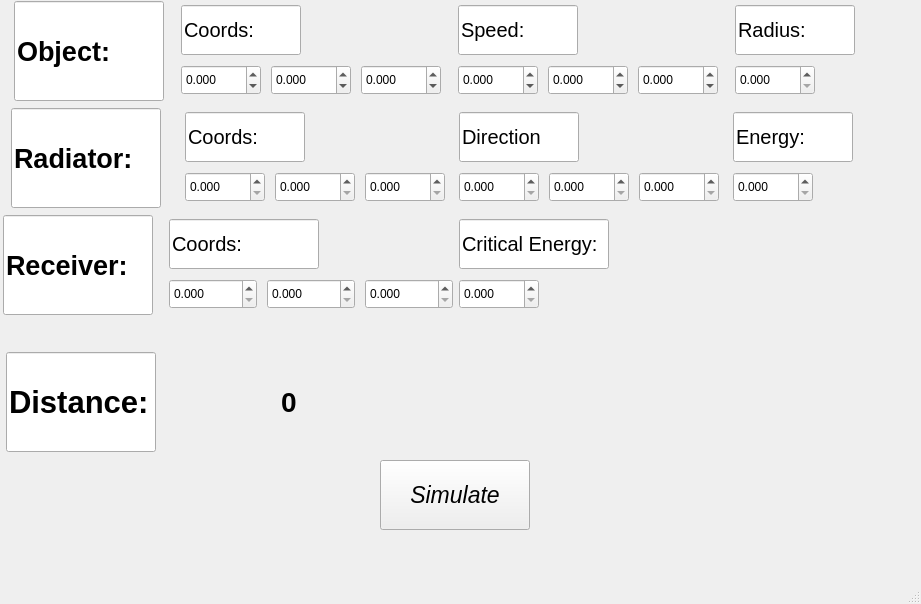
dalnoboy75/reflected-signal-simulation, file frontend/interface.ui: the form before one commit.
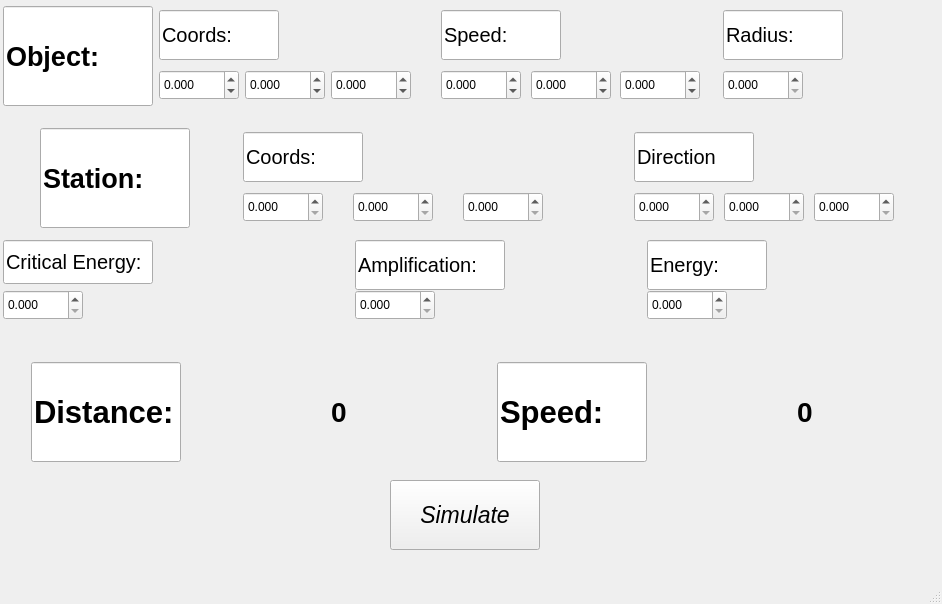
The form after the commit.

Commit message: distance and speed information

Diff of the .ui file:
```diff
--- a/frontend/interface.ui
+++ b/frontend/interface.ui
@@ -6,7 +6,7 @@
    <rect>
     <x>0</x>
     <y>0</y>
-    <width>921</width>
+    <width>942</width>
     <height>604</height>
    </rect>
   </property>
@@ -25,13 +25,19 @@
      <rect>
       <x>3</x>
       <y>0</y>
-      <width>916</width>
-      <height>457</height>
+      <width>931</width>
+      <height>471</height>
      </rect>
     </property>
     <layout class="QVBoxLayout" name="verticalLayout_9">
      <item>
       <layout class="QHBoxLayout" name="horizontalLayout">
+       <property name="topMargin">
+        <number>0</number>
+       </property>
+       <property name="bottomMargin">
+        <number>0</number>
+       </property>
        <item>
         <widget class="QLineEdit" name="lineEdit">
          <property name="minimumSize">
@@ -65,6 +71,9 @@
          <property name="sizeConstraint">
           <enum>QLayout::SetDefaultConstraint</enum>
          </property>
+         <property name="bottomMargin">
+          <number>0</number>
+         </property>
          <item>
           <widget class="QLineEdit" name="lineEdit_2">
            <property name="sizePolicy">
@@ -97,6 +106,9 @@
            <property name="spacing">
             <number>10</number>
            </property>
+           <property name="rightMargin">
+            <number>29</number>
+           </property>
            <item>
             <widget class="QDoubleSpinBox" name="coords_x">
              <property name="sizePolicy">
@@ -187,6 +199,9 @@
        </item>
        <item>
         <layout class="QVBoxLayout" name="verticalLayout_3">
+         <property name="rightMargin">
+          <number>0</number>
+         </property>
          <item>
           <widget class="QLineEdit" name="lineEdit_3">
            <property name="maximumSize">
@@ -213,6 +228,9 @@
            <property name="spacing">
             <number>10</number>
            </property>
+           <property name="rightMargin">
+            <number>18</number>
+           </property>
            <item>
             <widget class="QDoubleSpinBox" name="speed_x">
              <property name="sizePolicy">
@@ -297,6 +315,12 @@
        </item>
        <item>
         <layout class="QVBoxLayout" name="verticalLayout">
+         <property name="leftMargin">
+          <number>0</number>
+         </property>
+         <property name="rightMargin">
+          <number>0</number>
+         </property>
          <item>
           <widget class="QLineEdit" name="lineEdit_4">
            <property name="maximumSize">
@@ -321,7 +345,7 @@
          <item>
           <layout class="QHBoxLayout" name="horizontalLayout_7">
            <property name="rightMargin">
-            <number>90</number>
+            <number>131</number>
            </property>
            <item>
             <widget class="QDoubleSpinBox" name="doubleSpinBox_13">
@@ -356,6 +380,9 @@
      </item>
      <item>
       <layout class="QHBoxLayout" name="horizontalLayout_4">
+       <property name="topMargin">
+        <number>10</number>
+       </property>
        <item>
         <widget class="QLineEdit" name="lineEdit_5">
          <property name="minimumSize">
@@ -377,7 +404,7 @@
           </font>
          </property>
          <property name="text">
-          <string>Radiator:</string>
+          <string>Station:</string>
          </property>
          <property name="readOnly">
           <bool>true</bool>
@@ -392,6 +419,9 @@
          <property name="leftMargin">
           <number>10</number>
          </property>
+         <property name="rightMargin">
+          <number>0</number>
+         </property>
          <item>
           <widget class="QLineEdit" name="lineEdit_6">
            <property name="sizePolicy">
@@ -422,8 +452,11 @@
          <item>
           <layout class="QHBoxLayout" name="horizontalLayout_5">
            <property name="spacing">
-            <number>10</number>
+            <number>30</number>
            </property>
+           <property name="rightMargin">
+            <number>48</number>
+           </property>
            <item>
             <widget class="QDoubleSpinBox" name="doubleSpinBox_7">
              <property name="sizePolicy">
@@ -604,230 +637,23 @@
          </item>
         </layout>
        </item>
-       <item>
-        <layout class="QVBoxLayout" name="verticalLayout_7">
-         <item>
-          <widget class="QLineEdit" name="lineEdit_8">
-           <property name="maximumSize">
-            <size>
-             <width>120</width>
-             <height>50</height>
-            </size>
-           </property>
-           <property name="font">
-            <font>
-             <pointsize>15</pointsize>
-            </font>
-           </property>
-           <property name="text">
-            <string>Energy:</string>
-           </property>
-           <property name="readOnly">
-            <bool>true</bool>
-           </property>
-          </widget>
-         </item>
-         <item>
-          <layout class="QHBoxLayout" name="horizontalLayout_8">
-           <property name="rightMargin">
-            <number>94</number>
-           </property>
-           <item>
-            <widget class="QDoubleSpinBox" name="doubleSpinBox_14">
-             <property name="sizePolicy">
-              <sizepolicy hsizetype="Fixed" vsizetype="Fixed">
-               <horstretch>0</horstretch>
-               <verstretch>0</verstretch>
-              </sizepolicy>
-             </property>
-             <property name="minimumSize">
-              <size>
-               <width>80</width>
-               <height>30</height>
-              </size>
-             </property>
-             <property name="maximumSize">
-              <size>
-               <width>80</width>
-               <height>30</height>
-              </size>
-             </property>
-             <property name="decimals">
-              <number>3</number>
-             </property>
-            </widget>
-           </item>
-          </layout>
-         </item>
-        </layout>
-       </item>
       </layout>
      </item>
      <item>
       <layout class="QHBoxLayout" name="horizontalLayout_9">
-       <item>
-        <widget class="QLineEdit" name="lineEdit_9">
-         <property name="enabled">
-          <bool>true</bool>
-         </property>
-         <property name="minimumSize">
-          <size>
-           <width>150</width>
-           <height>100</height>
-          </size>
-         </property>
-         <property name="maximumSize">
-          <size>
-           <width>150</width>
-           <height>100</height>
-          </size>
-         </property>
-         <property name="font">
-          <font>
-           <pointsize>20</pointsize>
-           <bold>true</bold>
-          </font>
-         </property>
-         <property name="text">
-          <string>Receiver:</string>
-         </property>
-         <property name="frame">
-          <bool>true</bool>
-         </property>
-         <property name="readOnly">
-          <bool>true</bool>
-         </property>
-        </widget>
-       </item>
-       <item>
-        <layout class="QVBoxLayout" name="verticalLayout_8">
-         <property name="sizeConstraint">
-          <enum>QLayout::SetMaximumSize</enum>
-         </property>
-         <property name="leftMargin">
-          <number>10</number>
-         </property>
-         <item>
-          <widget class="QLineEdit" name="lineEdit_10">
-           <property name="sizePolicy">
-            <sizepolicy hsizetype="Fixed" vsizetype="Fixed">
-             <horstretch>0</horstretch>
-             <verstretch>0</verstretch>
-            </sizepolicy>
-           </property>
-           <property name="maximumSize">
-            <size>
-             <width>150</width>
-             <height>50</height>
-            </size>
-           </property>
-           <property name="font">
-            <font>
-             <pointsize>15</pointsize>
-            </font>
-           </property>
-           <property name="text">
-            <string>Coords:</string>
-           </property>
-           <property name="readOnly">
-            <bool>true</bool>
-           </property>
-          </widget>
-         </item>
-         <item>
-          <layout class="QHBoxLayout" name="horizontalLayout_10">
-           <property name="spacing">
-            <number>10</number>
-           </property>
-           <property name="sizeConstraint">
-            <enum>QLayout::SetMaximumSize</enum>
-           </property>
-           <item>
-            <widget class="QDoubleSpinBox" name="doubleSpinBox_15">
-             <property name="sizePolicy">
-              <sizepolicy hsizetype="Fixed" vsizetype="Fixed">
-               <horstretch>0</horstretch>
-               <verstretch>0</verstretch>
-              </sizepolicy>
-             </property>
-             <property name="minimumSize">
-              <size>
-               <width>80</width>
-               <height>30</height>
-              </size>
-             </property>
-             <property name="maximumSize">
-              <size>
-               <width>110</width>
-               <height>30</height>
-              </size>
-             </property>
-             <property name="decimals">
-              <number>3</number>
-             </property>
-            </widget>
-           </item>
-           <item>
-            <widget class="QDoubleSpinBox" name="doubleSpinBox_16">
-             <property name="sizePolicy">
-              <sizepolicy hsizetype="Fixed" vsizetype="Fixed">
-               <horstretch>0</horstretch>
-               <verstretch>0</verstretch>
-              </sizepolicy>
-             </property>
-             <property name="minimumSize">
-              <size>
-               <width>80</width>
-               <height>30</height>
-              </size>
-             </property>
-             <property name="maximumSize">
-              <size>
-               <width>110</width>
-               <height>30</height>
-              </size>
-             </property>
-             <property name="decimals">
-              <number>3</number>
-             </property>
-            </widget>
-           </item>
-           <item>
-            <widget class="QDoubleSpinBox" name="doubleSpinBox_17">
-             <property name="sizePolicy">
-              <sizepolicy hsizetype="Fixed" vsizetype="Fixed">
-               <horstretch>0</horstretch>
-               <verstretch>0</verstretch>
-              </sizepolicy>
-             </property>
-             <property name="minimumSize">
-              <size>
-               <width>80</width>
-               <height>30</height>
-              </size>
-             </property>
-             <property name="maximumSize">
-              <size>
-               <width>110</width>
-               <height>30</height>
-              </size>
-             </property>
-             <property name="decimals">
-              <number>3</number>
-             </property>
-            </widget>
-           </item>
-          </layout>
-         </item>
-        </layout>
-       </item>
+       <property name="spacing">
+        <number>0</number>
+       </property>
+       <property name="rightMargin">
+        <number>0</number>
+       </property>
        <item>
         <layout class="QVBoxLayout" name="verticalLayout_10">
          <property name="spacing">
           <number>6</number>
          </property>
          <property name="sizeConstraint">
-          <enum>QLayout::SetMinimumSize</enum>
+          <enum>QLayout::SetDefaultConstraint</enum>
          </property>
          <property name="leftMargin">
           <number>0</number>
@@ -836,7 +662,7 @@
           <number>0</number>
          </property>
          <property name="rightMargin">
-          <number>193</number>
+          <number>0</number>
          </property>
          <item>
           <widget class="QLineEdit" name="lineEdit_12">
@@ -862,7 +688,7 @@
          <item>
           <layout class="QHBoxLayout" name="horizontalLayout_11">
            <property name="rightMargin">
-            <number>187</number>
+            <number>272</number>
            </property>
            <item>
             <widget class="QDoubleSpinBox" name="doubleSpinBox_21">
@@ -893,6 +719,126 @@
          </item>
         </layout>
        </item>
+       <item>
+        <layout class="QVBoxLayout" name="verticalLayout_11">
+         <property name="leftMargin">
+          <number>0</number>
+         </property>
+         <property name="rightMargin">
+          <number>69</number>
+         </property>
+         <item>
+          <widget class="QLineEdit" name="lineEdit_9">
+           <property name="maximumSize">
+            <size>
+             <width>150</width>
+             <height>50</height>
+            </size>
+           </property>
+           <property name="font">
+            <font>
+             <pointsize>15</pointsize>
+            </font>
+           </property>
+           <property name="text">
+            <string>Amplification:</string>
+           </property>
+           <property name="readOnly">
+            <bool>true</bool>
+           </property>
+          </widget>
+         </item>
+         <item>
+          <layout class="QHBoxLayout" name="horizontalLayout_12">
+           <property name="rightMargin">
+            <number>143</number>
+           </property>
+           <item>
+            <widget class="QDoubleSpinBox" name="doubleSpinBox_18">
+             <property name="sizePolicy">
+              <sizepolicy hsizetype="Fixed" vsizetype="Fixed">
+               <horstretch>0</horstretch>
+               <verstretch>0</verstretch>
+              </sizepolicy>
+             </property>
+             <property name="minimumSize">
+              <size>
+               <width>80</width>
+               <height>30</height>
+              </size>
+             </property>
+             <property name="maximumSize">
+              <size>
+               <width>80</width>
+               <height>30</height>
+              </size>
+             </property>
+             <property name="decimals">
+              <number>3</number>
+             </property>
+            </widget>
+           </item>
+          </layout>
+         </item>
+        </layout>
+       </item>
+       <item>
+        <layout class="QVBoxLayout" name="verticalLayout_8">
+         <item>
+          <widget class="QLineEdit" name="lineEdit_10">
+           <property name="maximumSize">
+            <size>
+             <width>120</width>
+             <height>50</height>
+            </size>
+           </property>
+           <property name="font">
+            <font>
+             <pointsize>15</pointsize>
+            </font>
+           </property>
+           <property name="text">
+            <string>Energy:</string>
+           </property>
+           <property name="readOnly">
+            <bool>true</bool>
+           </property>
+          </widget>
+         </item>
+         <item>
+          <layout class="QHBoxLayout" name="horizontalLayout_10">
+           <property name="rightMargin">
+            <number>206</number>
+           </property>
+           <item>
+            <widget class="QDoubleSpinBox" name="doubleSpinBox_15">
+             <property name="sizePolicy">
+              <sizepolicy hsizetype="Fixed" vsizetype="Fixed">
+               <horstretch>0</horstretch>
+               <verstretch>0</verstretch>
+              </sizepolicy>
+             </property>
+             <property name="minimumSize">
+              <size>
+               <width>80</width>
+               <height>30</height>
+              </size>
+             </property>
+             <property name="maximumSize">
+              <size>
+               <width>80</width>
+               <height>30</height>
+              </size>
+             </property>
+             <property name="decimals">
+              <number>3</number>
+             </property>
+            </widget>
+           </item>
+          </layout>
+         </item>
+        </layout>
+       </item>
       </layout>
      </item>
      <item>
@@ -904,10 +850,10 @@
         <number>30</number>
        </property>
        <property name="rightMargin">
-        <number>527</number>
+        <number>0</number>
        </property>
        <item>
-        <widget class="QLineEdit" name="lineEdit_11">
+        <widget class="QLineEdit" name="lineEdit_13">
          <property name="minimumSize">
           <size>
            <width>150</width>
@@ -932,7 +878,60 @@
         </widget>
        </item>
        <item>
-        <widget class="QLabel" name="label">
+        <widget class="QLabel" name="distance_label">
+         <property name="minimumSize">
+          <size>
+           <width>200</width>
+           <height>100</height>
+          </size>
+         </property>
+         <property name="maximumSize">
+          <size>
+           <width>200</width>
+           <height>100</height>
+          </size>
+         </property>
+         <property name="font">
+          <font>
+           <pointsize>21</pointsize>
+           <bold>true</bold>
+          </font>
+         </property>
+         <property name="text">
+          <string>0</string>
+         </property>
+         <property name="alignment">
+          <set>Qt::AlignCenter</set>
+         </property>
+        </widget>
+       </item>
+       <item>
+        <widget class="QLineEdit" name="lineEdit_11">
+         <property name="minimumSize">
+          <size>
+           <width>150</width>
+           <height>100</height>
+          </size>
+         </property>
+         <property name="maximumSize">
+          <size>
+           <width>150</width>
+           <height>100</height>
+          </size>
+         </property>
+         <property name="font">
+          <font>
+           <pointsize>23</pointsize>
+           <bold>true</bold>
+          </font>
+         </property>
+         <property name="text">
+          <string>Speed:</string>
+         </property>
+        </widget>
+       </item>
+       <item>
+        <widget class="QLabel" name="speed_label">
          <property name="minimumSize">
           <size>
            <width>200</width>
@@ -966,8 +965,8 @@
    <widget class="QPushButton" name="simulatePushButton">
     <property name="geometry">
      <rect>
-      <x>380</x>
-      <y>460</y>
+      <x>390</x>
+      <y>480</y>
       <width>150</width>
       <height>70</height>
      </rect>
```
Left out of the diff: 8 changed lines with no effect on the pictures. The commit also changes 3 other files.
